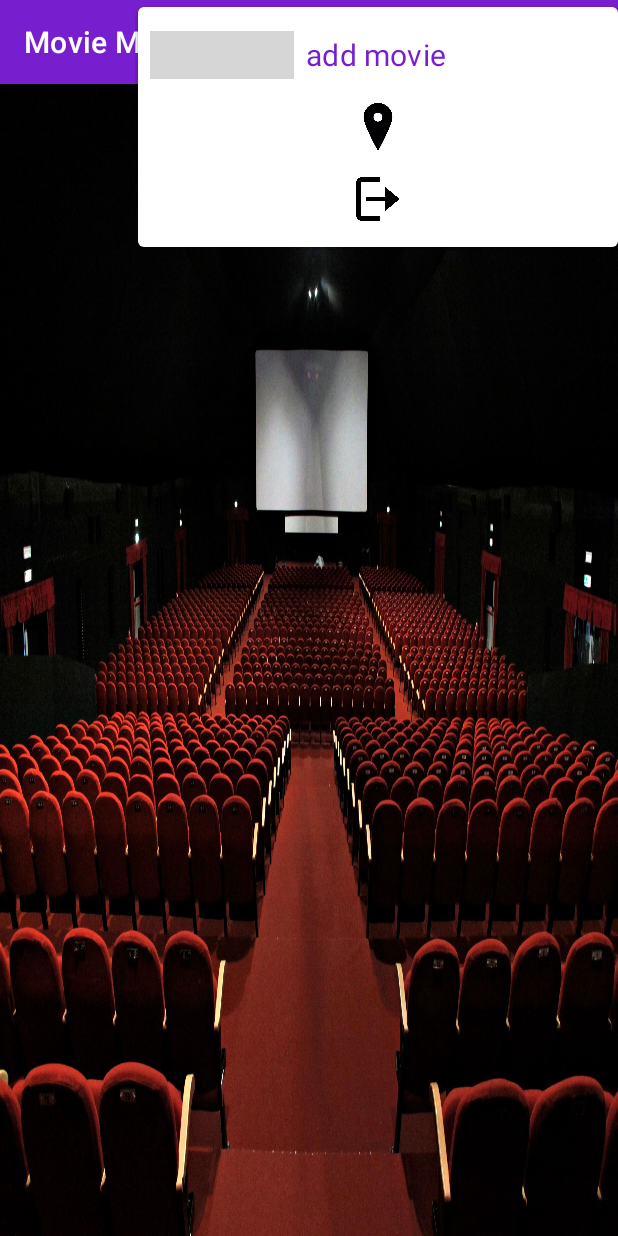
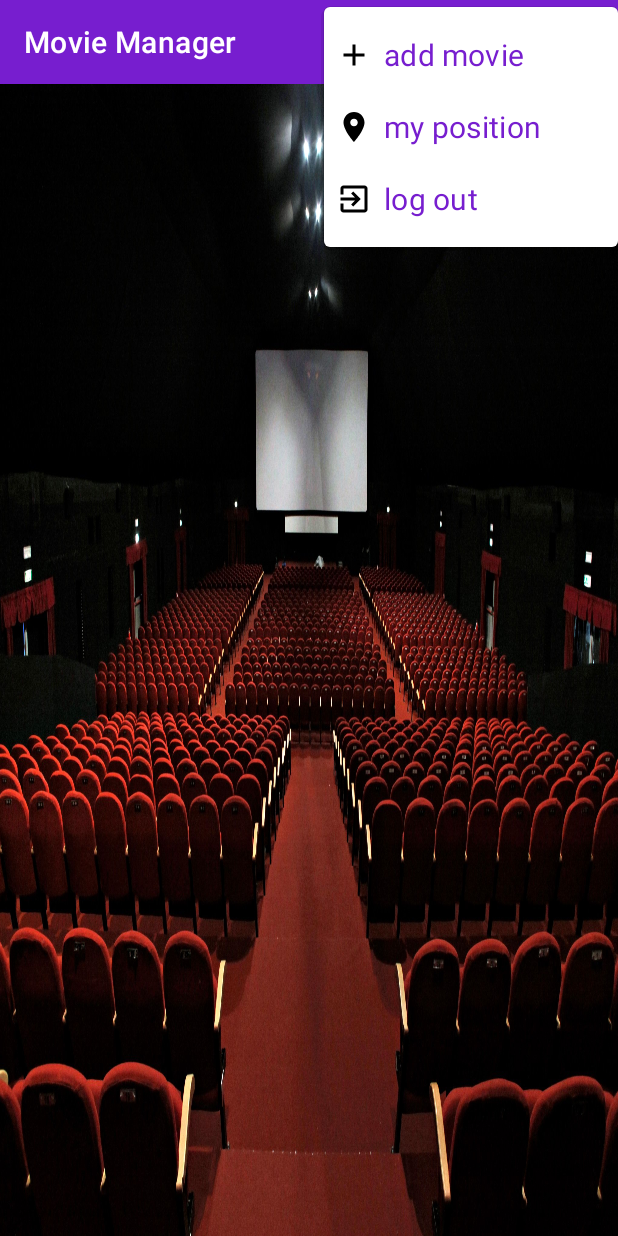
Before and after one commit to amira-haouet/movie_manager_android, an Android app: the Accueil screen opened directly, with no data from a screen before it, after a tap on "settings", on a phone screen of 412 x 824 dp. Run offline under Robolectric (Android 15) with nearby library versions, the phone set to English and light mode, and no system bars; our stand-ins replace CircleImageView, Firebase (no records; nobody signed in at launch, a user with empty details on screens opened directly); grey boxes are pictures that could not be loaded.

Commit message:
update project

```diff
--- a/app/src/main/res/drawable/ic_baseline_add_24.xml
+++ b/app/src/main/res/drawable/ic_baseline_add_24.xml
@@ -1,4 +1,4 @@
-<vector android:height="24dp" android:tint="#3CDE21"
+<vector android:height="24dp"  android:tint="#000"
     android:viewportHeight="24" android:viewportWidth="24"
     android:width="24dp" xmlns:android="http://schemas.android.com/apk/res/android">
     <path android:fillColor="@android:color/white" android:pathData="M19,13h-6v6h-2v-6H5v-2h6V5h2v6h6v2z"/>
--- a/app/src/main/res/drawable/ic_baseline_exit_to_app_24.xml
+++ b/app/src/main/res/drawable/ic_baseline_exit_to_app_24.xml
@@ -1,4 +1,4 @@
-<vector android:height="24dp" android:tint="#3CDE21"
+<vector android:height="24dp"  android:tint="#000"
     android:viewportHeight="24" android:viewportWidth="24"
     android:width="24dp" xmlns:android="http://schemas.android.com/apk/res/android">
     <path android:fillColor="@android:color/white" android:pathData="M10.09,15.59L11.5,17l5,-5 -5,-5 -1.41,1.41L12.67,11H3v2h9.67l-2.58,2.59zM19,3H5c-1.11,0 -2,0.9 -2,2v4h2V5h14v14H5v-4H3v4c0,1.1 0.89,2 2,2h14c1.1,0 2,-0.9 2,-2V5c0,-1.1 -0.9,-2 -2,-2z"/>
--- a/app/src/main/res/drawable/ic_baseline_location_on_24.xml
+++ b/app/src/main/res/drawable/ic_baseline_location_on_24.xml
@@ -1,4 +1,4 @@
-<vector android:height="24dp" android:tint="#3CDE21"
+<vector android:height="24dp" android:tint="#000"
     android:viewportHeight="24" android:viewportWidth="24"
     android:width="24dp" xmlns:android="http://schemas.android.com/apk/res/android">
     <path android:fillColor="@android:color/white" android:pathData="M12,2C8.13,2 5,5.13 5,9c0,5.25 7,13 7,13s7,-7.75 7,-13c0,-3.87 -3.13,-7 -7,-7zM12,11.5c-1.38,0 -2.5,-1.12 -2.5,-2.5s1.12,-2.5 2.5,-2.5 2.5,1.12 2.5,2.5 -1.12,2.5 -2.5,2.5z"/>
--- a/app/src/main/res/menu/menu.xml
+++ b/app/src/main/res/menu/menu.xml
@@ -14,13 +14,13 @@
         app:showAsAction="ifRoom" >
  <menu>
     <item android:title="add movie" android:id="@+id/ajouter"
-        android:icon="@drawable/xx"
+        android:icon="@drawable/ic_baseline_add_24"
         android:textStyle="bold">
 
     </item>
-    <item android:textStyle="bold" android:icon="@drawable/ll" android:title="my position" android:id="@+id/map"
+    <item android:textStyle="bold" android:icon="@drawable/ic_baseline_location_on_24" android:title="my position" android:id="@+id/map"
         ></item>
-    <item android:textStyle="bold" android:icon="@drawable/loglog" android:title="log out" android:id="@+id/quite"></item>
+    <item android:textStyle="bold" android:icon="@drawable/ic_baseline_exit_to_app_24" android:title="log out" android:id="@+id/quite"></item>
 </menu>
     </item>
 </menu>
```
